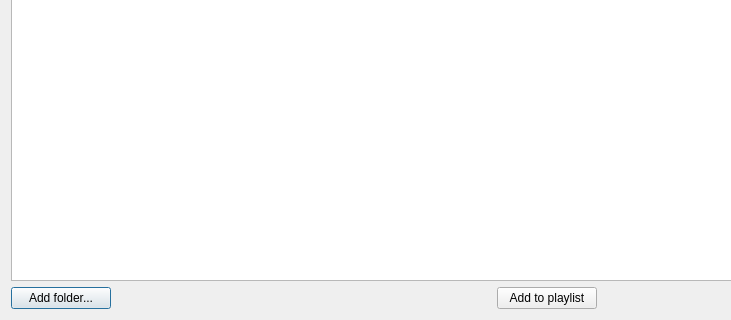
This is DlgSongs.ui in madmaxoft/SkauTan as Qt 5 draws it before an edit; both pictures show x 0 to 731 and y 138 to 458 of the 1073 by 458 pixel window. The edited form follows.
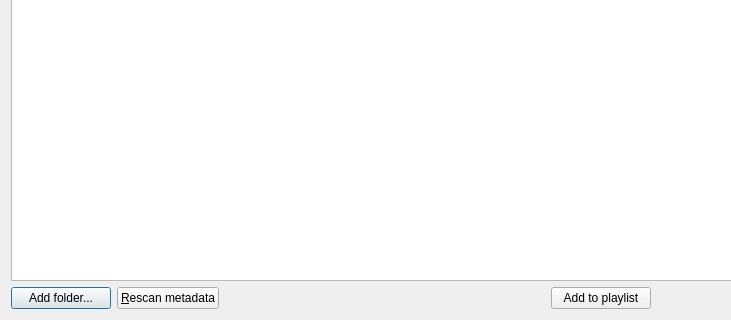
This is the edited form.

Commit message: DlgSongs: Added "Rescan metadata" button

Patch:
```diff
--- a/DlgSongs.ui
+++ b/DlgSongs.ui
@@ -75,6 +75,13 @@
        </property>
       </widget>
      </item>
+     <item>
+      <widget class="QPushButton" name="btnRescanMetadata">
+       <property name="text">
+        <string>&amp;Rescan metadata</string>
+       </property>
+      </widget>
+     </item>
      <item>
       <spacer name="horizontalSpacer_2">
        <property name="orientation">
```
The commit also changes 2 other files.
